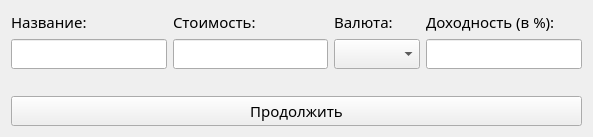
Old version of the form add_new.ui in the repository volodout/InvestCalc.
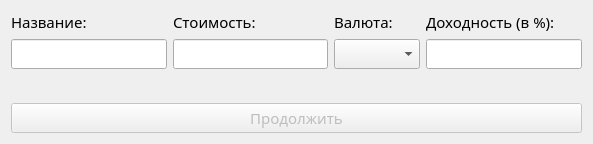
New version of the form.

Patch:
```diff
--- a/add_new.ui
+++ b/add_new.ui
@@ -7,7 +7,7 @@
     <x>0</x>
     <y>0</y>
     <width>593</width>
-    <height>131</height>
+    <height>144</height>
    </rect>
   </property>
   <property name="windowTitle">
@@ -141,6 +141,9 @@
    </item>
    <item>
     <widget class="QPushButton" name="pushButton">
+     <property name="enabled">
+      <bool>false</bool>
+     </property>
      <property name="font">
       <font>
        <family>Bahnschrift SemiBold</family>
```
